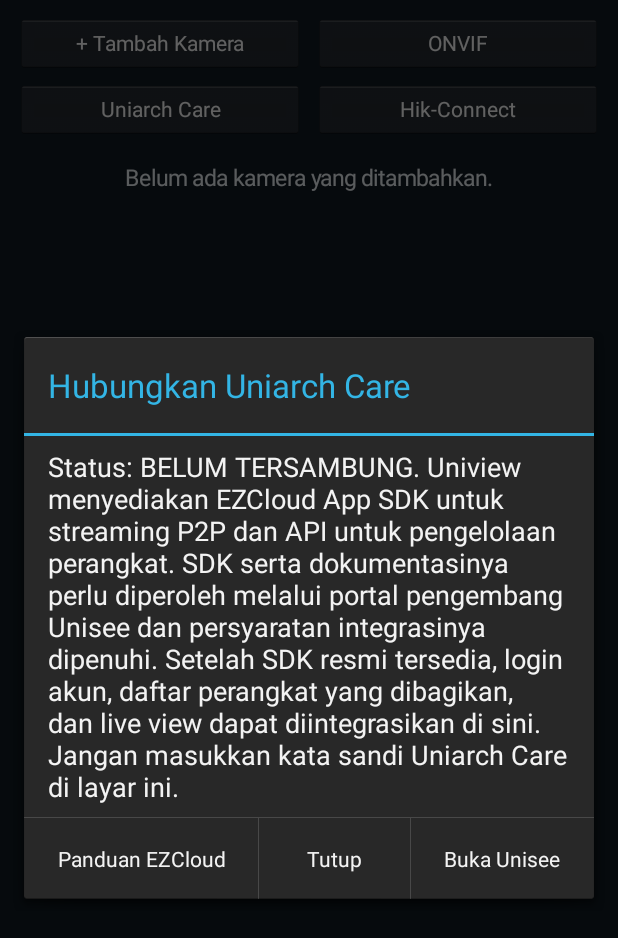
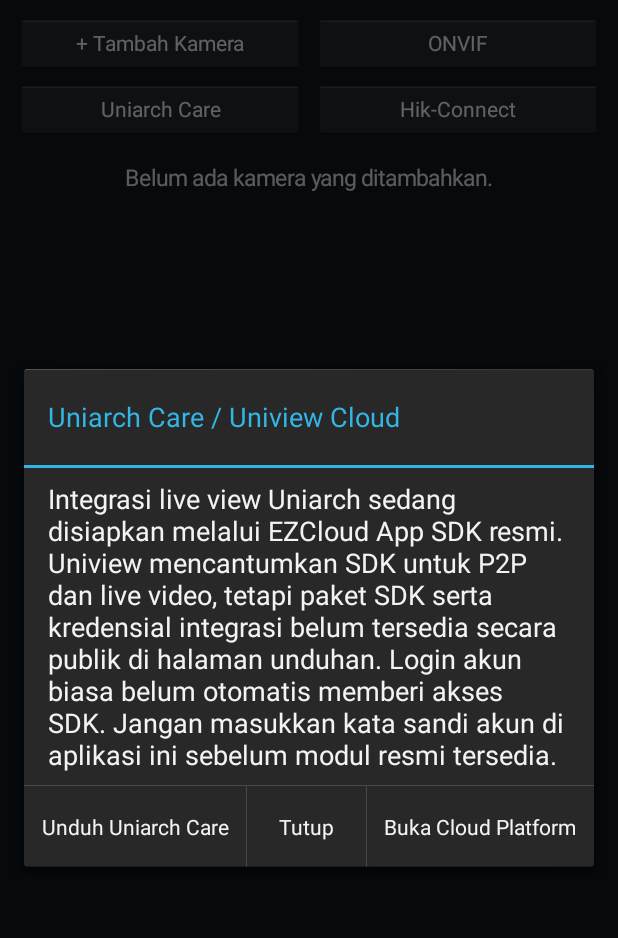
Before and after one commit to untuksrt5git/cctvall, an Android app: the screen it shows after launch (MainActivity), after a tap on "Uniarch Care", on a phone screen of 412 x 824 dp. Shown: the top 938 px of the screen. Run offline under Robolectric (Android 15) with nearby library versions, the phone set to English and light mode, and no system bars; libraries missing offline, so code that uses them is left out: com.google.android.exoplayer2.

Commit message:
Point Uniarch menu to the correct Cloud Platform and app resources

```diff
--- a/app/src/main/java/id/cctvall/app/MainActivity.kt
+++ b/app/src/main/java/id/cctvall/app/MainActivity.kt
@@ -88,13 +88,13 @@ class MainActivity : Activity() {
 
     private fun showUniarchInfo() {
         AlertDialog.Builder(this)
-            .setTitle("Hubungkan Uniarch Care")
-            .setMessage("Status: BELUM TERSAMBUNG. Uniview menyediakan EZCloud App SDK untuk streaming P2P dan API untuk pengelolaan perangkat. SDK serta dokumentasinya perlu diperoleh melalui portal pengembang Unisee dan persyaratan integrasinya dipenuhi. Setelah SDK resmi tersedia, login akun, daftar perangkat yang dibagikan, dan live view dapat diintegrasikan di sini. Jangan masukkan kata sandi Uniarch Care di layar ini.")
-            .setPositiveButton("Buka Unisee") { _, _ ->
-                openOfficialPage("https://global-open.uniview.com/")
+            .setTitle("Uniarch Care / Uniview Cloud")
+            .setMessage("Integrasi live view Uniarch sedang disiapkan melalui EZCloud App SDK resmi. Uniview mencantumkan SDK untuk P2P dan live video, tetapi paket SDK serta kredensial integrasi belum tersedia secara publik di halaman unduhan. Login akun biasa belum otomatis memberi akses SDK. Jangan masukkan kata sandi akun di aplikasi ini sebelum modul resmi tersedia.")
+            .setPositiveButton("Buka Cloud Platform") { _, _ ->
+                openOfficialPage("https://cloud.uniview.com/mainPage/homePage")
             }
-            .setNegativeButton("Panduan EZCloud") { _, _ ->
-                openOfficialPage("https://global.uniview.com/Topics/EZCloud_Platform/")
+            .setNegativeButton("Unduh Uniarch Care") { _, _ ->
+                openOfficialPage("https://www.uniarch.cn/Support/Software/app/")
             }
             .setNeutralButton("Tutup", null)
             .show()
```
